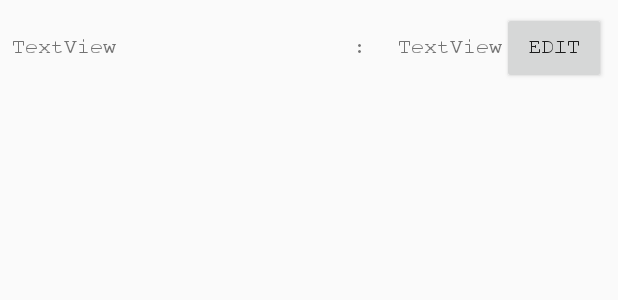
After one commit to Hartlex/FinanzApp, an Android app: the layout transaction_item.xml on its own in the app's theme, with its tools: preview values and no code run, on a phone screen of 412 x 824 dp. The commit adds this screen. Shown: the top 300 px of the screen. Run offline under Robolectric (Android 15) with nearby library versions, the phone set to English and light mode, and no system bars.

Commit message:
Auf der Transaction Seite werden jetzt alle Einträge angezeigt

```diff
--- a/app/src/main/java/com/example/finanzapp/MainFragment.java
+++ b/app/src/main/java/com/example/finanzapp/MainFragment.java
@@ -19,10 +19,7 @@ import android.widget.Button;
 import com.example.finanzapp.Categories.Category;
 import com.example.finanzapp.database.Database;
 import com.example.finanzapp.database.EntryContainer;
-import com.example.finanzapp.database.MoneyEntry;
 import com.github.mikephil.charting.charts.PieChart;
-import com.github.mikephil.charting.components.Description;
-import com.github.mikephil.charting.components.Legend;
 import com.github.mikephil.charting.data.PieData;
 import com.github.mikephil.charting.data.PieDataSet;
 import com.github.mikephil.charting.data.PieEntry;
@@ -148,7 +145,7 @@ public class MainFragment extends Fragment {
 
 
         ArrayList<PieEntry> entries1 = new ArrayList<>();
-        EntryContainer container =  Database.GetAllEntries();
+        EntryContainer container =  Database.GetEntryContainer();
         Map<Category,Double> entries = container.GetValues();
         for (Map.Entry<Category,Double> entry: entries.entrySet())
         {
--- /dev/null
+++ b/app/src/main/res/layout/transaction_item.xml
@@ -0,0 +1,48 @@
+<?xml version="1.0" encoding="utf-8"?>
+<androidx.constraintlayout.widget.ConstraintLayout xmlns:android="http://schemas.android.com/apk/res/android"
+    xmlns:app="http://schemas.android.com/apk/res-auto"
+    android:layout_width="match_parent"
+    android:layout_height="match_parent">
+
+    <LinearLayout
+        android:layout_width="match_parent"
+        android:layout_height="0dp"
+        android:layout_marginStart="8dp"
+        android:layout_marginLeft="8dp"
+        android:layout_marginTop="8dp"
+        android:layout_marginEnd="8dp"
+        android:layout_marginRight="8dp"
+        android:orientation="horizontal"
+        app:layout_constraintEnd_toEndOf="parent"
+        app:layout_constraintStart_toStartOf="parent"
+        app:layout_constraintTop_toTopOf="parent">
+
+        <TextView
+            android:id="@+id/categoryText"
+            android:layout_width="200dp"
+            android:layout_height="wrap_content"
+            android:layout_weight="1"
+            android:text="TextView" />
+
+        <TextView
+            android:id="@+id/seperator"
+            android:layout_width="20dp"
+            android:layout_height="wrap_content"
+            android:layout_weight="1"
+            android:text=" : " />
+
+        <TextView
+            android:id="@+id/amountText"
+            android:layout_width="50dp"
+            android:layout_height="wrap_content"
+            android:layout_weight="1"
+            android:text="TextView" />
+
+        <Button
+            android:id="@+id/editButton"
+            android:layout_width="50dp"
+            android:layout_height="wrap_content"
+            android:layout_weight="1"
+            android:text="Edit" />
+    </LinearLayout>
+</androidx.constraintlayout.widget.ConstraintLayout>
```
Also changed, not shown: app/src/main/java/com/example/finanzapp/TransactionFragment.java (+23 -0 lines), app/src/main/java/com/example/finanzapp/database/Database.java (+5 -3 lines), app/src/main/res/layout/fragment_transaction.xml (+8 -4 lines).
